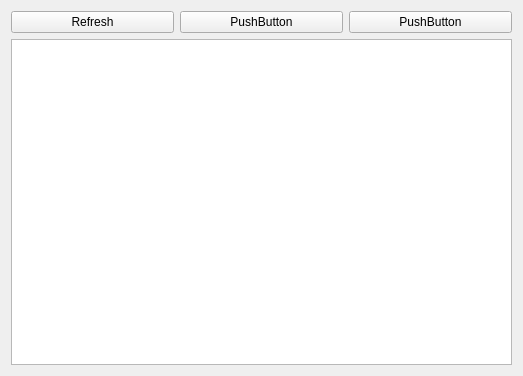
Old version of the form ui/main.ui in the repository Qchmqs/NetShut.
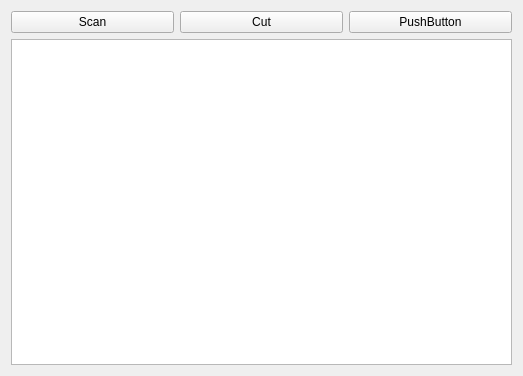
New version of the form.

Patch:
```diff
--- a/ui/main.ui
+++ b/ui/main.ui
@@ -21,14 +21,14 @@
        <item>
         <widget class="QPushButton" name="btn_refresh">
          <property name="text">
-          <string>Refresh</string>
+          <string>Scan</string>
          </property>
         </widget>
        </item>
        <item>
         <widget class="QPushButton" name="pushButton_2">
          <property name="text">
-          <string>PushButton</string>
+          <string>Cut</string>
          </property>
         </widget>
        </item>
```
Left out of the diff: 4 changed lines with no effect on the pictures.
